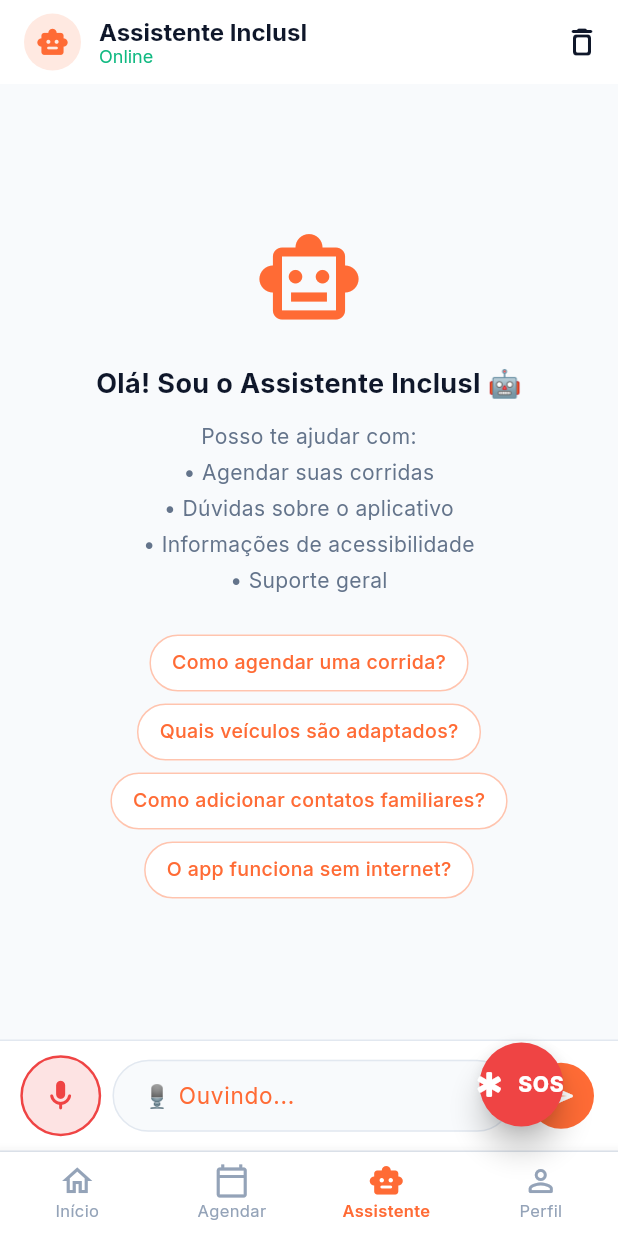
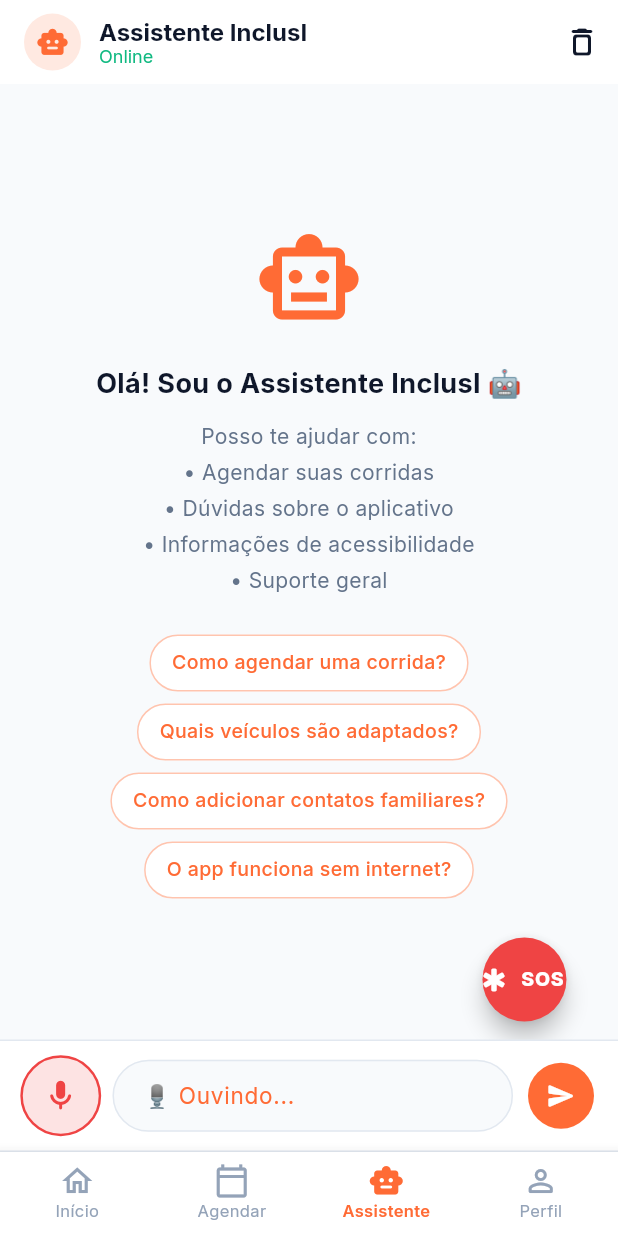
Before and after one commit to Ceruti056/Projeto-Incluse-Move-IA, a Flutter app: the ChatPage screen opened by its route, after a tap on "Como agendar uma corrida?", after a tap on the "mic none" icon, after a tap on the "delete outline" icon, on a phone screen of 412 x 824 dp. Run offline on Flutter 3.47's test engine with Material 3 defaults, Android fonts, the phone set to English and light mode, and no system bars; drawn by our look-alikes of flutter_animate; our stand-ins replace cloud_firestore, firebase_auth, firebase_core, flutter_local_notifications, flutter_riverpod, flutter_tts and 5 more; missing offline and left inert: dart:js_interop; accounts and stored records are empty.

Commit message:
Editando Chat IA Grok

```diff
--- a/inclusive_move/lib/core/layout/main_shell.dart
+++ b/inclusive_move/lib/core/layout/main_shell.dart
@@ -34,7 +34,7 @@ class MainShell extends StatelessWidget {
     return Scaffold(
       body: child,
       bottomNavigationBar: Container(
-        decoration: BoxDecoration(
+        decoration: const BoxDecoration(
           border: Border(
             top: BorderSide(
               color: AppTheme.surfaceBorder,
@@ -70,8 +70,11 @@ class MainShell extends StatelessWidget {
         ),
       ),
 
-      // Botão SOS flutuante — sempre visível
-      floatingActionButton: FloatingActionButton.extended(
+      // Botão SOS flutuante — sempre visível, exceto na tela de chat onde é posicionado acima da área de digitação
+      floatingActionButton: selectedIndex == 2
+          ? null
+          : FloatingActionButton.extended(
+              heroTag: 'main_shell_sos_fab',
               onPressed: () => context.push(AppRoutes.sos),
               backgroundColor: AppTheme.error,
               foregroundColor: AppTheme.white,
--- a/inclusive_move/lib/features/chat/presentation/pages/chat_page.dart
+++ b/inclusive_move/lib/features/chat/presentation/pages/chat_page.dart
@@ -1,7 +1,7 @@
 // ============================================================================
-// features/chat/presentation/pages/chat_page.dart - Chat com Grok AI
+// features/chat/presentation/pages/chat_page.dart - Chat com Groq Cloud AI
 // ============================================================================
-// Assistente de IA usando a API Grok (xAI) via HTTP.
+// Assistente de IA usando a API Groq Cloud (Llama 3.3 70B Versatile).
 // Suporta entrada por texto e por voz (speech_to_text).
 // ============================================================================
 
@@ -11,10 +11,12 @@ import 'package:flutter_riverpod/flutter_riverpod.dart';
 import 'package:speech_to_text/speech_to_text.dart';
 import 'package:flutter_tts/flutter_tts.dart';
 
+import '../../../../core/router/app_router.dart';
 import '../../../../core/theme/app_theme.dart';
 import '../../providers/chat_provider.dart';
 import '../widgets/chat_bubble.dart';
 import '../widgets/voice_input_button.dart';
+import 'package:go_router/go_router.dart';
 
 class ChatPage extends ConsumerStatefulWidget {
   const ChatPage({super.key});
@@ -76,9 +78,12 @@ class _ChatPageState extends ConsumerState<ChatPage> {
             TextPosition(offset: _messageController.text.length),
           );
         },
+        listenOptions: SpeechListenOptions(
+          listenMode: ListenMode.confirmation,
+          cancelOnError: true,
+          partialResults: true,
           localeId: 'pt_BR',
-        listenFor: const Duration(seconds: 30),
-        pauseFor: const Duration(seconds: 3),
+        ),
       );
     }
   }
@@ -166,11 +171,16 @@ class _ChatPageState extends ConsumerState<ChatPage> {
         children: [
           // ── Lista de mensagens ───────────────────────────────────────────
           Expanded(
+            child: Stack(
+              children: [
+                // ── Conteúdo das mensagens ─────────────────────────────────
+                Positioned.fill(
                   child: chatState.messages.isEmpty
                       ? _buildEmptyState()
                       : ListView.builder(
                           controller: _scrollController,
-                    padding: const EdgeInsets.fromLTRB(16, 8, 16, 16),
+                          // Padding inferior aumentado para que as últimas mensagens não fiquem sob o botão SOS
+                          padding: const EdgeInsets.fromLTRB(16, 8, 16, 72),
                           physics: const BouncingScrollPhysics(),
                           itemCount: chatState.messages.length +
                               (chatState.isLoading ? 1 : 0),
@@ -185,6 +195,31 @@ class _ChatPageState extends ConsumerState<ChatPage> {
                                 .fadeIn(duration: 300.ms)
                                 .slideY(begin: 0.1, end: 0);
                           },
+                        ),
+                ),
+
+                // ── Botão SOS flutuante no canto inferior direito (acima do input) ──
+                Positioned(
+                  right: 16,
+                  bottom: 12,
+                  child: FloatingActionButton.extended(
+                    heroTag: 'chat_sos_fab',
+                    onPressed: () => context.push(AppRoutes.sos),
+                    backgroundColor: AppTheme.error,
+                    foregroundColor: AppTheme.white,
+                    elevation: 6,
+                    icon: const Icon(Icons.emergency_rounded, size: 20),
+                    label: const Text(
+                      'SOS',
+                      style: TextStyle(
+                        fontWeight: FontWeight.w800,
+                        fontSize: 13,
+                        letterSpacing: 0.5,
+                      ),
+                    ),
+                  ),
+                ),
+              ],
             ),
           ),
 
--- a/inclusive_move/lib/features/chat/presentation/widgets/chat_bubble.dart
+++ b/inclusive_move/lib/features/chat/presentation/widgets/chat_bubble.dart
@@ -30,7 +30,7 @@ class ChatBubble extends StatelessWidget {
               width: 36,
               height: 36,
               decoration: BoxDecoration(
-                color: AppTheme.primaryOrange.withOpacity(0.15),
+                color: AppTheme.primaryOrange.withValues(alpha: 0.15),
                 shape: BoxShape.circle,
               ),
               child: const Icon(
@@ -45,9 +45,8 @@ class ChatBubble extends StatelessWidget {
           // Conteúdo da bolha
           Flexible(
             child: Column(
-              crossAxisAlignment: _isUser
-                  ? CrossAxisAlignment.end
-                  : CrossAxisAlignment.start,
+              crossAxisAlignment:
+                  _isUser ? CrossAxisAlignment.end : CrossAxisAlignment.start,
               children: [
                 Container(
                   padding: const EdgeInsets.symmetric(
@@ -55,9 +54,8 @@ class ChatBubble extends StatelessWidget {
                     vertical: 12,
                   ),
                   decoration: BoxDecoration(
-                    color: _isUser
-                        ? AppTheme.primaryOrange
-                        : AppTheme.surfaceNavy,
+                    color:
+                        _isUser ? AppTheme.primaryOrange : AppTheme.surfaceNavy,
                     borderRadius: BorderRadius.only(
                       topLeft: const Radius.circular(18),
                       topRight: const Radius.circular(18),
@@ -73,10 +71,8 @@ class ChatBubble extends StatelessWidget {
                         : null,
                     boxShadow: [
                       BoxShadow(
-                        color: (_isUser
-                                ? AppTheme.primaryOrange
-                                : Colors.black)
-                            .withOpacity(0.15),
+                        color: (_isUser ? AppTheme.primaryOrange : Colors.black)
+                            .withValues(alpha: 0.15),
                         blurRadius: 8,
                         offset: const Offset(0, 4),
                       ),
--- a/inclusive_move/lib/features/chat/providers/chat_provider.dart
+++ b/inclusive_move/lib/features/chat/providers/chat_provider.dart
@@ -1,8 +1,8 @@
 // ============================================================================
-// features/chat/providers/chat_provider.dart - Provider do Chat com Grok AI
+// features/chat/providers/chat_provider.dart - Provider do Chat com Groq Cloud AI
 // ============================================================================
-// Integra a API Grok (xAI) para o assistente conversacional.
-// Documentação: https://docs.x.ai/api
+// Integra a API Groq Cloud (Llama 3.3 70B Versatile) para o assistente conversacional.
+// Documentação: https://console.groq.com/docs/overview
 // ============================================================================
 
 import 'dart:convert';
@@ -58,11 +58,32 @@ class ChatState {
 class ChatNotifier extends StateNotifier<ChatState> {
   ChatNotifier() : super(const ChatState());
 
-  /// Chave da API Grok (xAI) — substitua pela sua chave real
-  /// ⚠️  Em produção, use flutter_secure_storage ou variáveis de ambiente
-  static const String _apiKey = 'YOUR_GROK_API_KEY_HERE';
-  static const String _apiUrl = 'https://api.x.ai/v1/chat/completions';
-  static const String _model = 'grok-3-mini';
+  /// Chave da API Groq Cloud (https://console.groq.com/)
+  /// Suporta tanto GROQ_API_KEY quanto GROK_API_KEY para compatibilidade
+  static const String _envGroqKey = String.fromEnvironment('GROQ_API_KEY');
+  static const String _envGrokKey = String.fromEnvironment('GROK_API_KEY');
+
+  static String get _apiKey {
+    if (_envGroqKey.isNotEmpty && !_envGroqKey.startsWith('YOUR_')) {
+      return _envGroqKey;
+    }
+    if (_envGrokKey.isNotEmpty && !_envGrokKey.startsWith('YOUR_')) {
+      return _envGrokKey;
+    }
+    return '';
+  }
+
+  /// URL da API Groq Cloud
+  static const String _apiUrl = String.fromEnvironment(
+    'GROQ_API_URL',
+    defaultValue: 'https://api.groq.com/openai/v1/chat/completions',
+  );
+
+  /// Modelo padrão solicitado: Llama 3.3 70B Versatile
+  static const String _model = String.fromEnvironment(
+    'GROQ_MODEL',
+    defaultValue: 'llama-3.3-70b-versatile',
+  );
 
   /// System prompt que define o comportamento do assistente
   static const String _systemPrompt = '''
@@ -84,7 +105,7 @@ IMPORTANTE:
 - Não forneça informações médicas ou de saúde — recomende profissionais
 ''';
 
-  /// Envia uma mensagem e obtém resposta do Grok
+  /// Envia uma mensagem e obtém resposta do Groq Cloud (Llama 3.3 70B Versatile)
   Future<void> sendMessage(String userMessage) async {
     if (userMessage.trim().isEmpty) return;
 
@@ -102,6 +123,14 @@ IMPORTANTE:
       error: null,
     );
 
+    // Validação preventiva da chave da API
+    if (_apiKey.isEmpty) {
+      _handleError(
+        'Sua chave da API Groq ainda não foi configurada! Abra o arquivo .env e cole sua chave real (ex: gsk_...) no campo GROQ_API_KEY.',
+      );
+      return;
+    }
+
     try {
       // Monta o histórico de mensagens para contexto
       final messagesHistory = [
@@ -118,7 +147,7 @@ IMPORTANTE:
             ),
       ];
 
-      // Chamada à API Grok
+      // Chamada à API Groq Cloud (formato OpenAI-compatible)
       final response = await http.post(
         Uri.parse(_apiUrl),
         headers: {
@@ -128,17 +157,15 @@ IMPORTANTE:
         body: jsonEncode({
           'model': _model,
           'messages': messagesHistory,
-          'max_tokens': 600,
+          'max_tokens': 1024,
           'temperature': 0.7,
-          'stream': false,
         }),
       );
 
       if (response.statusCode == 200) {
-        final data = jsonDecode(response.body);
-        final content =
-            data['choices'][0]['message']['content'] as String? ??
-                'Desculpe, não consegui entender. Tente novamente.';
+        final data = jsonDecode(utf8.decode(response.bodyBytes));
+        final content = data['choices'][0]['message']['content'] as String? ??
+            'Desculpe, não consegui entender. Tente novamente.';
 
         // Adiciona a resposta do assistente
         final assistantMsg = ChatMessage(
@@ -154,20 +181,31 @@ IMPORTANTE:
         );
       } else if (response.statusCode == 401) {
         _handleError(
-          'Chave de API inválida. Contate o suporte.',
+          'Chave da API Groq inválida. Verifique sua chave no arquivo .env (https://console.groq.com/keys).',
         );
       } else if (response.statusCode == 429) {
         _handleError(
-          'Muitas solicitações. Aguarde alguns segundos e tente novamente.',
+          'Limite de requisições excedido no Groq Cloud. Aguarde alguns instantes e tente novamente.',
         );
       } else {
-        _handleError(
-          'Erro ao conectar ao assistente. Tente novamente.',
-        );
+        String errorMessage =
+            'Erro ao conectar ao assistente (${response.statusCode}).';
+        try {
+          final errorData = jsonDecode(utf8.decode(response.bodyBytes));
+          if (errorData is Map) {
+            final err = errorData['error'];
+            if (err is Map && err['message'] != null) {
+              errorMessage = err['message'].toString();
+            } else if (err is String) {
+              errorMessage = err;
+            }
+          }
+        } catch (_) {}
+        _handleError(errorMessage);
       }
     } catch (e) {
       _handleError(
-        'Sem conexão com a internet. Verifique sua rede e tente novamente.',
+        'Erro de conexão com o assistente Groq. Verifique sua rede e tente novamente.',
       );
     }
   }
```
Also changed, not shown: inclusive_move/flutter_01.png (deleted), inclusive_move/pubspec.lock, 6 other files. Lines whose indentation alone changed are shown as unchanged.
